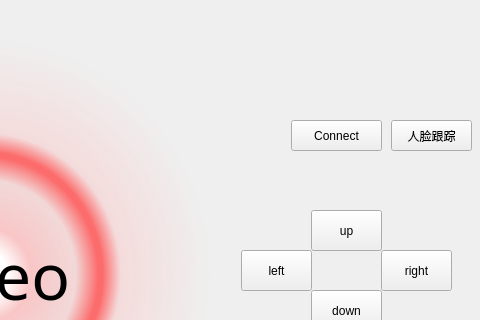
qq936859639/test2, file CameraDemo/camerademo.ui: the form before one commit; both pictures show x 249 to 729 and y 0 to 320 of the 729 by 552 pixel window.
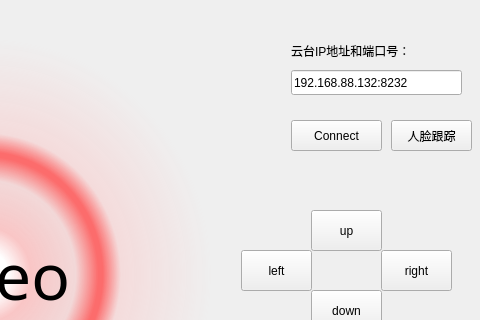
The form after the commit.

```diff
--- a/CameraDemo/camerademo.ui
+++ b/CameraDemo/camerademo.ui
@@ -189,6 +189,32 @@
     <string>键盘&quot;W、S、A、D&quot;控制上下左右</string>
    </property>
   </widget>
+  <widget class="QLineEdit" name="lineEdit">
+   <property name="geometry">
+    <rect>
+     <x>540</x>
+     <y>70</y>
+     <width>171</width>
+     <height>25</height>
+    </rect>
+   </property>
+   <property name="text">
+    <string>192.168.88.132:8232</string>
+   </property>
+  </widget>
+  <widget class="QLabel" name="label_2">
+   <property name="geometry">
+    <rect>
+     <x>540</x>
+     <y>40</y>
+     <width>181</width>
+     <height>21</height>
+    </rect>
+   </property>
+   <property name="text">
+    <string>云台IP地址和端口号：</string>
+   </property>
+  </widget>
  </widget>
  <resources/>
  <connections/>
```
